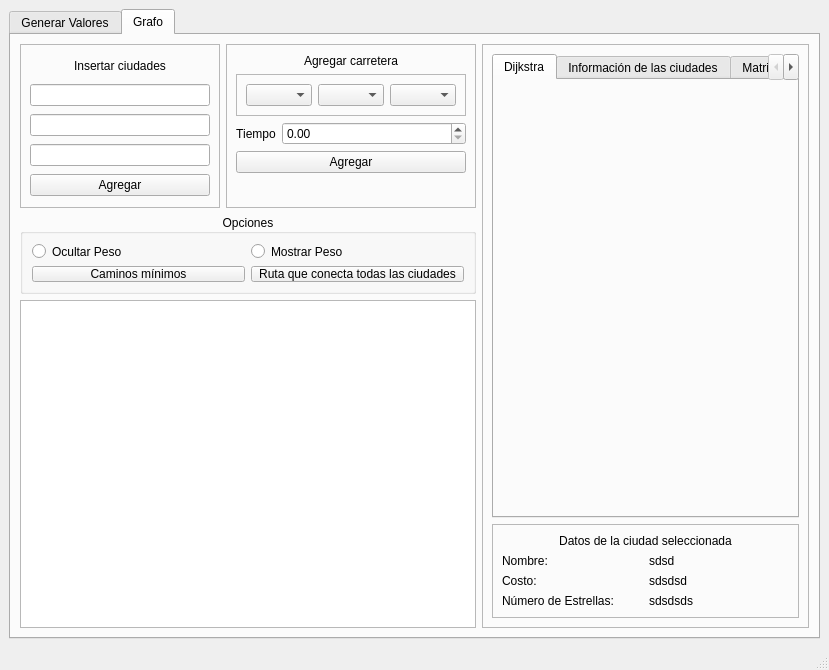
Before: the Qt Designer form mainwindow.ui in edalcala42/Administrador-de-rutas, drawn with Qt 5.
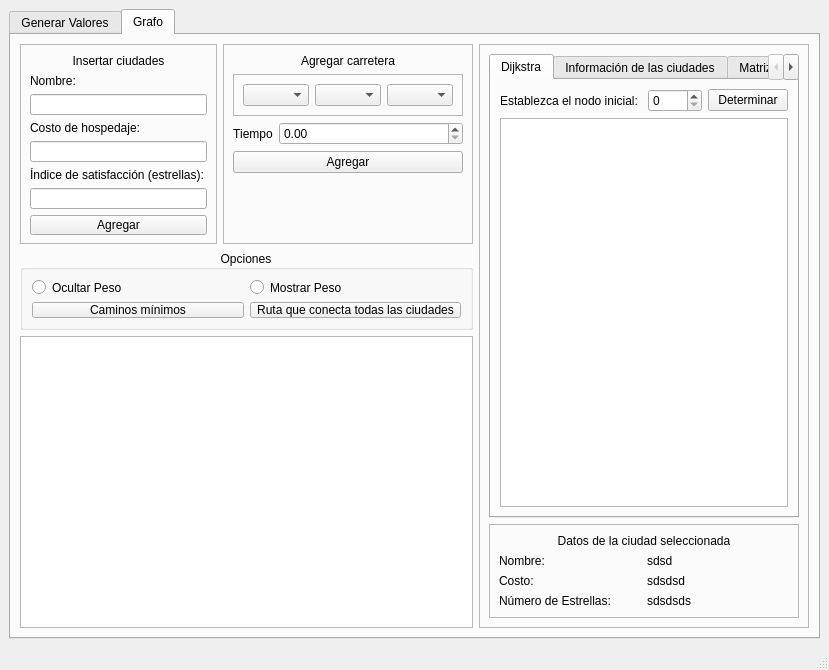
After: the same form once the commit is applied.

Commit message: Actualizado hasta la función de Dijkstra.

Patch:
```diff
--- a/mainwindow.ui
+++ b/mainwindow.ui
@@ -67,12 +67,33 @@
              </property>
             </widget>
            </item>
+           <item>
+            <widget class="QLabel" name="label_9">
+             <property name="text">
+              <string>Nombre:</string>
+             </property>
+            </widget>
+           </item>
            <item>
             <widget class="QLineEdit" name="lineEdit_Nombre"/>
            </item>
+           <item>
+            <widget class="QLabel" name="label_10">
+             <property name="text">
+              <string>Costo de hospedaje:</string>
+             </property>
+            </widget>
+           </item>
            <item>
             <widget class="QLineEdit" name="lineEdit_Costo"/>
            </item>
+           <item>
+            <widget class="QLabel" name="label_11">
+             <property name="text">
+              <string>Índice de satisfacción (estrellas):</string>
+             </property>
+            </widget>
+           </item>
            <item>
             <widget class="QLineEdit" name="lineEdit_NumeroEstrellas"/>
            </item>
@@ -271,6 +292,35 @@
               <attribute name="title">
                <string>Dijkstra</string>
               </attribute>
+              <layout class="QGridLayout" name="gridLayout_2">
+               <item row="0" column="0">
+                <widget class="QLabel" name="label_8">
+                 <property name="text">
+                  <string>Establezca el nodo inicial: </string>
+                 </property>
+                </widget>
+               </item>
+               <item row="0" column="1">
+                <widget class="QSpinBox" name="Nodo_spinBox">
+                 <property name="minimum">
+                  <number>0</number>
+                 </property>
+                 <property name="maximum">
+                  <number>9999</number>
+                 </property>
+                </widget>
+               </item>
+               <item row="0" column="2">
+                <widget class="QPushButton" name="Dijkstra_pushButton_3">
+                 <property name="text">
+                  <string>Determinar</string>
+                 </property>
+                </widget>
+               </item>
+               <item row="1" column="0" colspan="3">
+                <widget class="QPlainTextEdit" name="Dijkstra_plainTextEdit"/>
+               </item>
+              </layout>
              </widget>
              <widget class="QWidget" name="tab_3">
               <attribute name="title">
```
Left out of the diff: 2 changed lines with no effect on the pictures. The commit also changes 3 other files.
